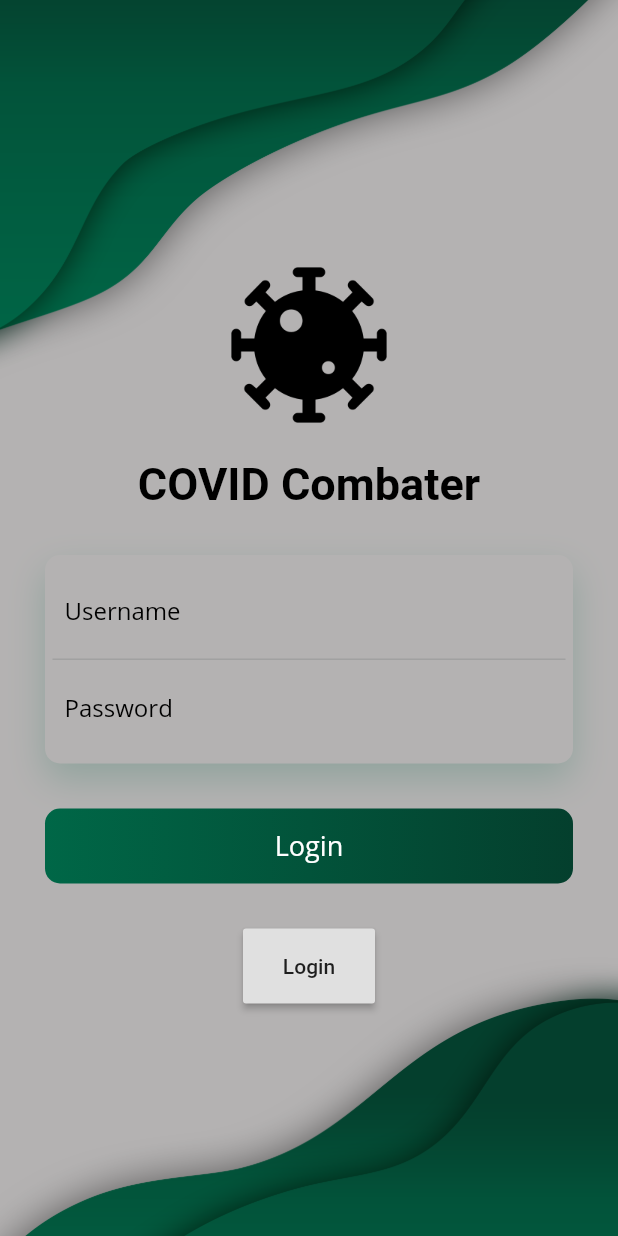
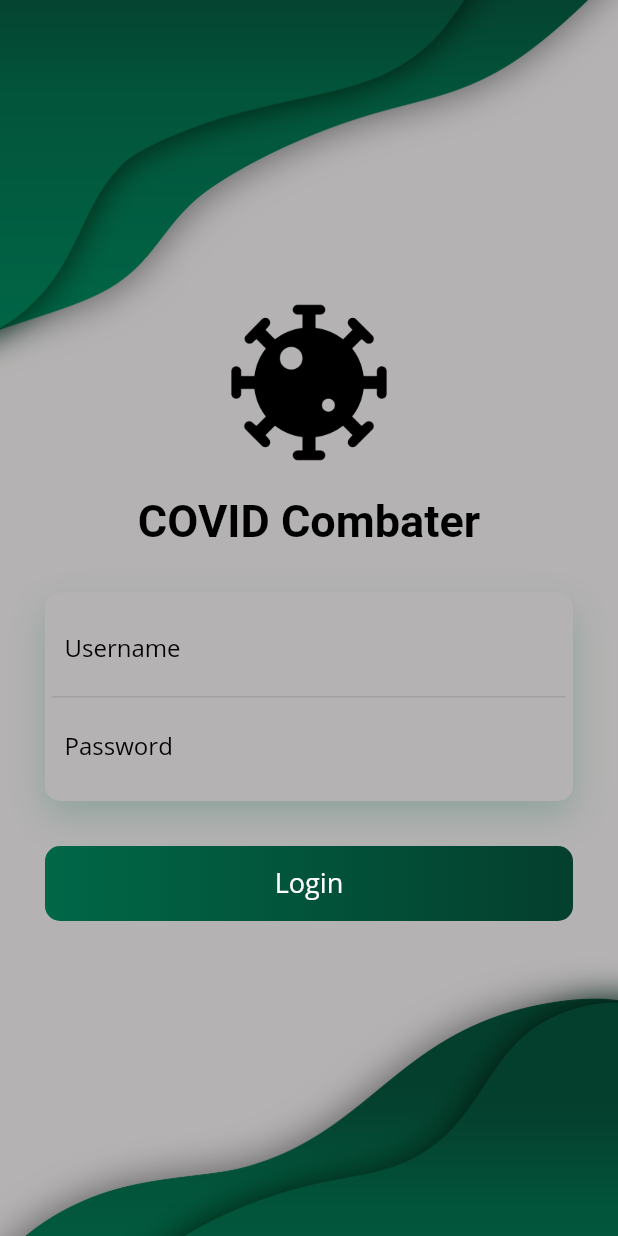
Before and after one commit to ZacTheiss/Hackathon, a Flutter app: the screen it shows after launch, on a phone screen of 412 x 824 dp. Run offline on Flutter 3.47's test engine with Material 2 defaults, Android fonts, the phone set to English and light mode, and no system bars; our stand-ins replace grouped_list; missing offline and left inert: mongo_dart.

Commit message:
Small change to login page

```diff
--- a/CovidCombater/covid_combater/lib/loginPage.dart
+++ b/CovidCombater/covid_combater/lib/loginPage.dart
@@ -105,12 +105,6 @@ class LoginPage extends StatelessWidget {
             // The onPressed must have a () before the navigator because the onPressed
             // accepts void as a function, but the Navigator.push returns a Future.
             // Type mismatch requires the () to hide the return value.
-            Container(
-                height: 50,
-                child: RaisedButton(
-                    child: Text('Login'),
-                    onPressed: () => Navigator.push(context,
-                        MaterialPageRoute(builder: (context) => TabView())))),
           ],
         ),
       ),
```
